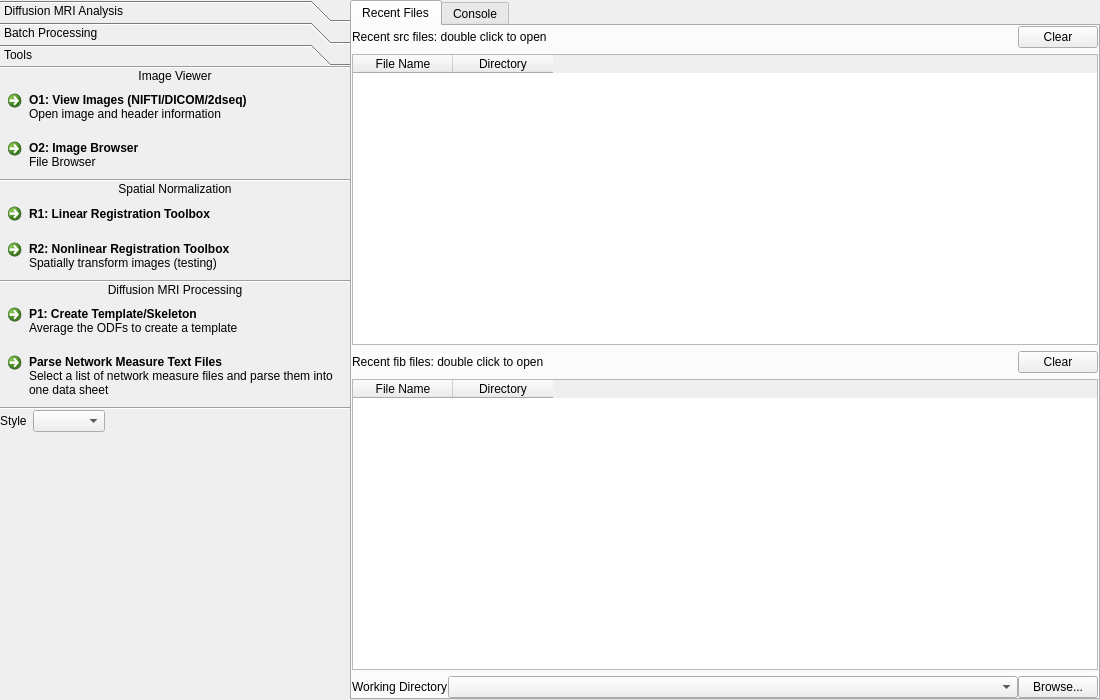
Above: mainwindow.ui from frankyeh/DSI-Studio before the change. Below: the same form after it.
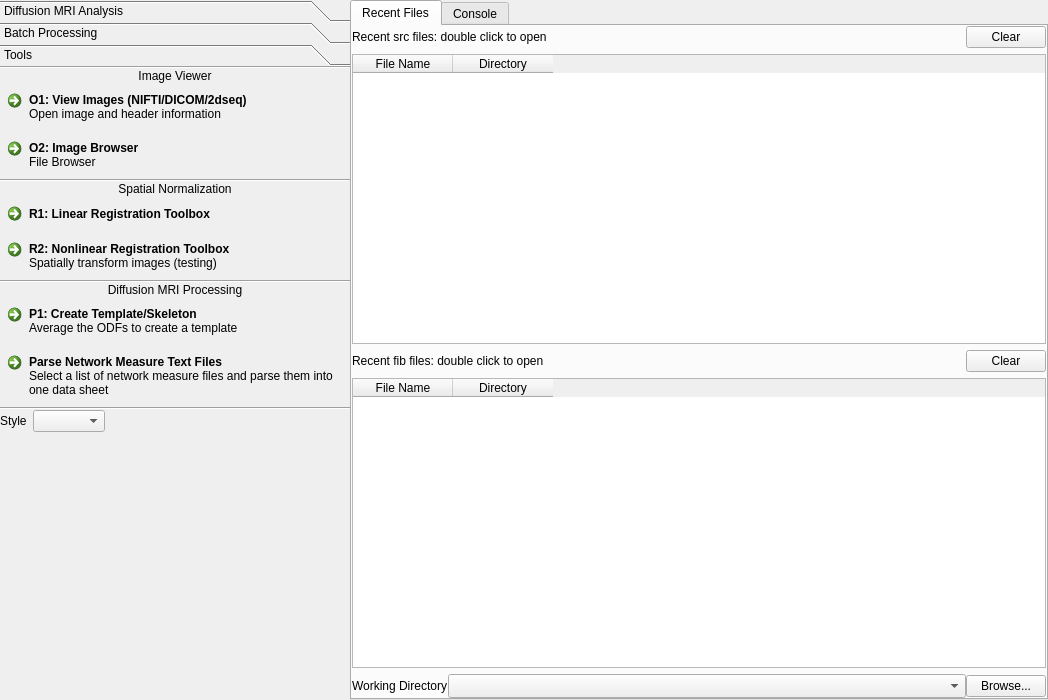
That is the form after the change. Icons and pictures are not drawn.

Diff of the .ui file:
```diff
--- a/mainwindow.ui
+++ b/mainwindow.ui
@@ -6,7 +6,7 @@
    <rect>
     <x>0</x>
     <y>0</y>
-    <width>1100</width>
+    <width>1048</width>
     <height>700</height>
    </rect>
   </property>
@@ -857,6 +857,9 @@
             <property name="currentIndex">
              <number>-1</number>
             </property>
+            <property name="sizeAdjustPolicy">
+             <enum>QComboBox::AdjustToMinimumContentsLengthWithIcon</enum>
+            </property>
            </widget>
           </item>
           <item>
```
Left out of the diff: 6 changed lines with no effect on the pictures.
